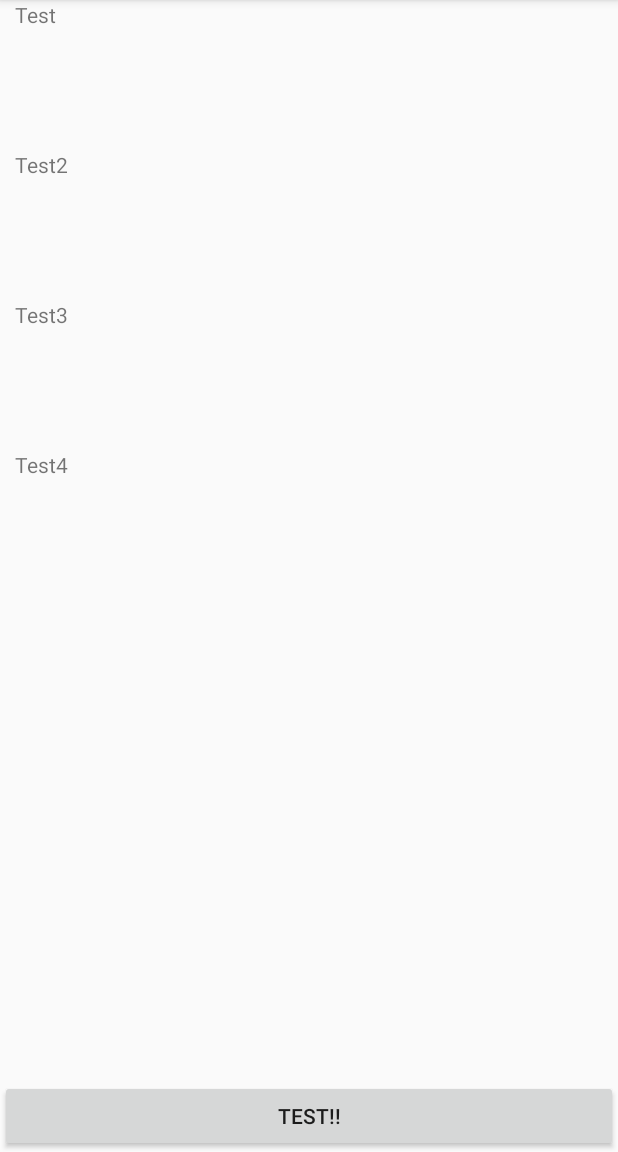
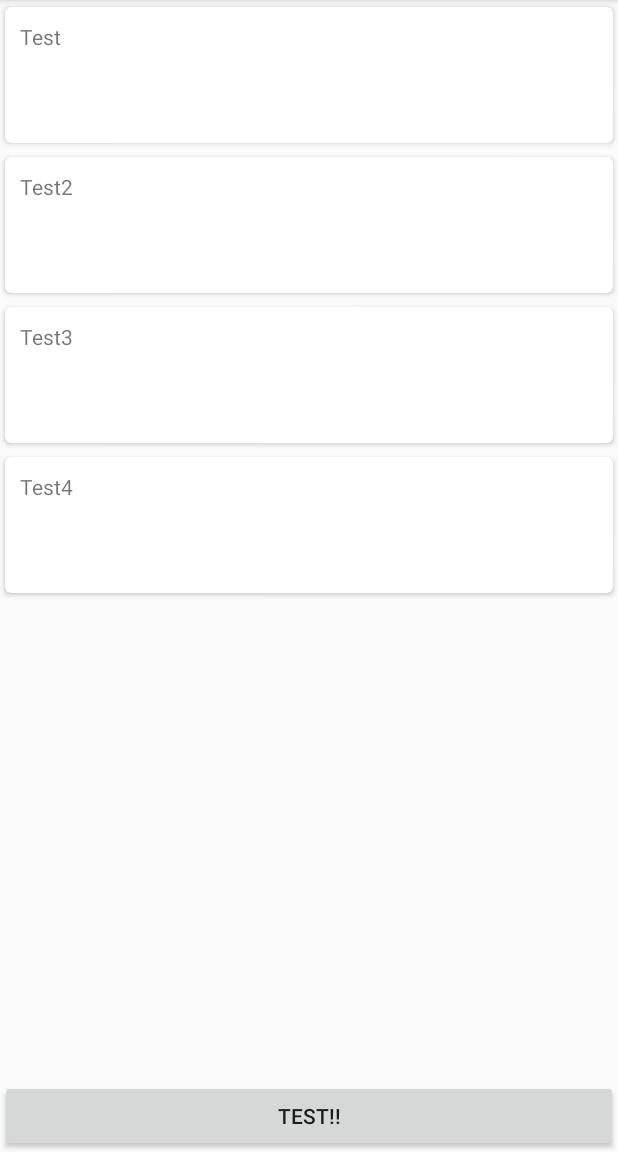
Before and after one commit to TORU0239/DaggerExample, an Android app: the screen it shows after launch (MainActivity), after a tap on "TEST!!", on a phone screen of 412 x 824 dp, the part 84-1236 px from its top. Run offline under Robolectric (Android 15) with nearby library versions, the phone set to English and light mode, and no system bars; our stand-ins replace ButterKnife, Dagger/Hilt's generated code.

```diff
--- a/app/build.gradle
+++ b/app/build.gradle
@@ -27,6 +27,7 @@ dependencies {
     testCompile 'junit:junit:4.12'
     compile 'com.android.support:appcompat-v7:24.2.1'
     compile 'com.android.support:recyclerview-v7:24.2.1'
+    compile 'com.android.support:cardview-v7:24.2.1'
 
     compile 'com.google.dagger:dagger:2.7'
     apt 'com.google.dagger:dagger-compiler:2.7'
--- a/app/src/main/res/layout/adapter_main.xml
+++ b/app/src/main/res/layout/adapter_main.xml
@@ -1,13 +1,19 @@
 <?xml version="1.0" encoding="utf-8"?>
-<RelativeLayout xmlns:android="http://schemas.android.com/apk/res/android"
+<android.support.v7.widget.CardView xmlns:android="http://schemas.android.com/apk/res/android"
+    xmlns:card_view="http://schemas.android.com/apk/res-auto"
+    android:id="@+id/main_cardview"
     android:layout_width="match_parent"
     android:layout_height="100dp"
-    android:paddingLeft="10dp"
-    android:paddingRight="10dp">
-    <TextView
-        android:id="@+id/adapter_text"
+    card_view:cardCornerRadius="4dp"
+    card_view:cardUseCompatPadding="true">
+    <RelativeLayout
         android:layout_width="match_parent"
-        android:layout_height="match_parent"
-        android:text="222"/>
-
-</RelativeLayout>
+        android:layout_height="wrap_content"
+        android:padding="10dp">
+        <TextView
+            android:id="@+id/adapter_text"
+            android:layout_width="match_parent"
+            android:layout_height="match_parent"
+            android:text="222"/>
+    </RelativeLayout>
+</android.support.v7.widget.CardView>
```
